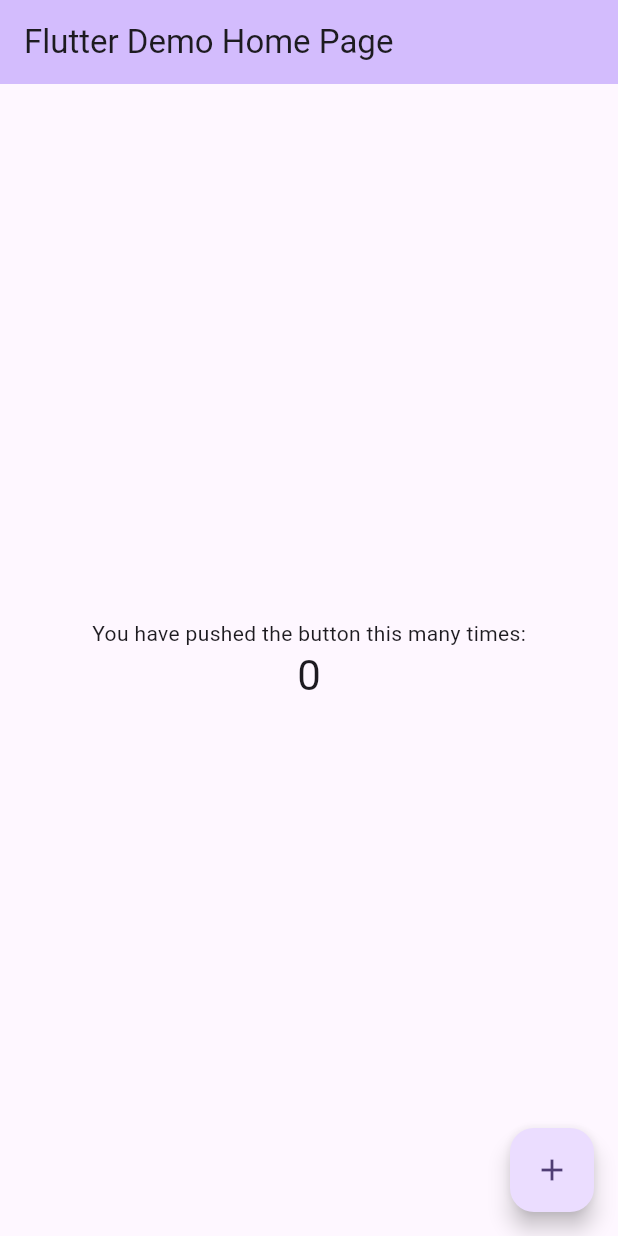
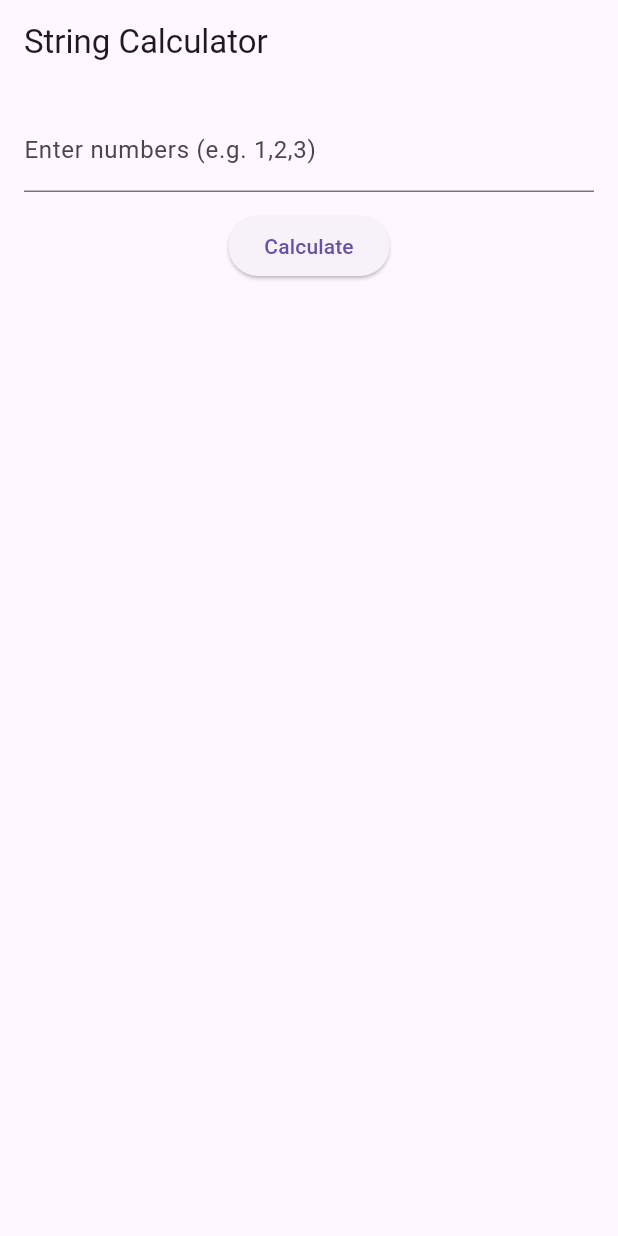
Before and after one commit to varun-816/string_calculator_tdd_kata, a Flutter app: the screen it shows after launch, on a phone screen of 412 x 824 dp. Run offline on Flutter 3.47's test engine with Material 3 defaults, Android fonts, the phone set to English and light mode, and no system bars.

Commit message:
added string calculator

```diff
--- a/lib/main.dart
+++ b/lib/main.dart
@@ -1,52 +1,22 @@
 import 'package:flutter/material.dart';
+import 'package:string_calculator_tdd_kata/string_calculator.dart';
 
-void main() {
-  runApp(const MyApp());
-}
+void main() => runApp(const MyApp());
 
 class MyApp extends StatelessWidget {
   const MyApp({super.key});
 
-  // This widget is the root of your application.
   @override
   Widget build(BuildContext context) {
     return MaterialApp(
-      title: 'Flutter Demo',
-      theme: ThemeData(
-        // This is the theme of your application.
-        //
-        // TRY THIS: Try running your application with "flutter run". You'll see
-        // the application has a purple toolbar. Then, without quitting the app,
-        // try changing the seedColor in the colorScheme below to Colors.green
-        // and then invoke "hot reload" (save your changes or press the "hot
-        // reload" button in a Flutter-supported IDE, or press "r" if you used
-        // the command line to start the app).
-        //
-        // Notice that the counter didn't reset back to zero; the application
-        // state is not lost during the reload. To reset the state, use hot
-        // restart instead.
-        //
-        // This works for code too, not just values: Most code changes can be
-        // tested with just a hot reload.
-        colorScheme: ColorScheme.fromSeed(seedColor: Colors.deepPurple),
-      ),
-      home: const MyHomePage(title: 'Flutter Demo Home Page'),
+      title: 'String Calculator Demo',
+      home: const MyHomePage(title: 'String Calculator'),
     );
   }
 }
 
 class MyHomePage extends StatefulWidget {
   const MyHomePage({super.key, required this.title});
-
-  // This widget is the home page of your application. It is stateful, meaning
-  // that it has a State object (defined below) that contains fields that affect
-  // how it looks.
-
-  // This class is the configuration for the state. It holds the values (in this
-  // case the title) provided by the parent (in this case the App widget) and
-  // used by the build method of the State. Fields in a Widget subclass are
-  // always marked "final".
-
   final String title;
 
   @override
@@ -54,69 +24,43 @@ class MyHomePage extends StatefulWidget {
 }
 
 class _MyHomePageState extends State<MyHomePage> {
-  int _counter = 0;
+  final _controller = TextEditingController();
+  final _calc = StringCalculator();
+  String _result = "";
 
-  void _incrementCounter() {
-    setState(() {
-      // This call to setState tells the Flutter framework that something has
-      // changed in this State, which causes it to rerun the build method below
-      // so that the display can reflect the updated values. If we changed
-      // _counter without calling setState(), then the build method would not be
-      // called again, and so nothing would appear to happen.
-      _counter++;
-    });
+  void _calculate() {
+    try {
+      final sum = _calc.add(_controller.text);
+      setState(() => _result = "Result: $sum");
+    } catch (e) {
+      setState(() => _result = "Error: $e");
+    }
   }
 
   @override
   Widget build(BuildContext context) {
-    // This method is rerun every time setState is called, for instance as done
-    // by the _incrementCounter method above.
-    //
-    // The Flutter framework has been optimized to make rerunning build methods
-    // fast, so that you can just rebuild anything that needs updating rather
-    // than having to individually change instances of widgets.
     return Scaffold(
-      appBar: AppBar(
-        // TRY THIS: Try changing the color here to a specific color (to
-        // Colors.amber, perhaps?) and trigger a hot reload to see the AppBar
-        // change color while the other colors stay the same.
-        backgroundColor: Theme.of(context).colorScheme.inversePrimary,
-        // Here we take the value from the MyHomePage object that was created by
-        // the App.build method, and use it to set our appbar title.
-        title: Text(widget.title),
-      ),
-      body: Center(
-        // Center is a layout widget. It takes a single child and positions it
-        // in the middle of the parent.
+      appBar: AppBar(title: Text(widget.title)),
+      body: Padding(
+        padding: const EdgeInsets.all(16),
         child: Column(
-          // Column is also a layout widget. It takes a list of children and
-          // arranges them vertically. By default, it sizes itself to fit its
-          // children horizontally, and tries to be as tall as its parent.
-          //
-          // Column has various properties to control how it sizes itself and
-          // how it positions its children. Here we use mainAxisAlignment to
-          // center the children vertically; the main axis here is the vertical
-          // axis because Columns are vertical (the cross axis would be
-          // horizontal).
-          //
-          // TRY THIS: Invoke "debug painting" (choose the "Toggle Debug Paint"
-          // action in the IDE, or press "p" in the console), to see the
-          // wireframe for each widget.
-          mainAxisAlignment: MainAxisAlignment.center,
-          children: <Widget>[
-            const Text('You have pushed the button this many times:'),
-            Text(
-              '$_counter',
-              style: Theme.of(context).textTheme.headlineMedium,
+          children: [
+            TextField(
+              controller: _controller,
+              decoration: const InputDecoration(
+                labelText: "Enter numbers (e.g. 1,2,3)",
+              ),
             ),
+            const SizedBox(height: 12),
+            ElevatedButton(
+              onPressed: _calculate,
+              child: const Text("Calculate"),
+            ),
+            const SizedBox(height: 12),
+            Text(_result),
           ],
         ),
       ),
-      floatingActionButton: FloatingActionButton(
-        onPressed: _incrementCounter,
-        tooltip: 'Increment',
-        child: const Icon(Icons.add),
-      ), // This trailing comma makes auto-formatting nicer for build methods.
     );
   }
 }
```
Also changed, not shown: lib/string_calculator.dart (added, +48 -0 lines).
